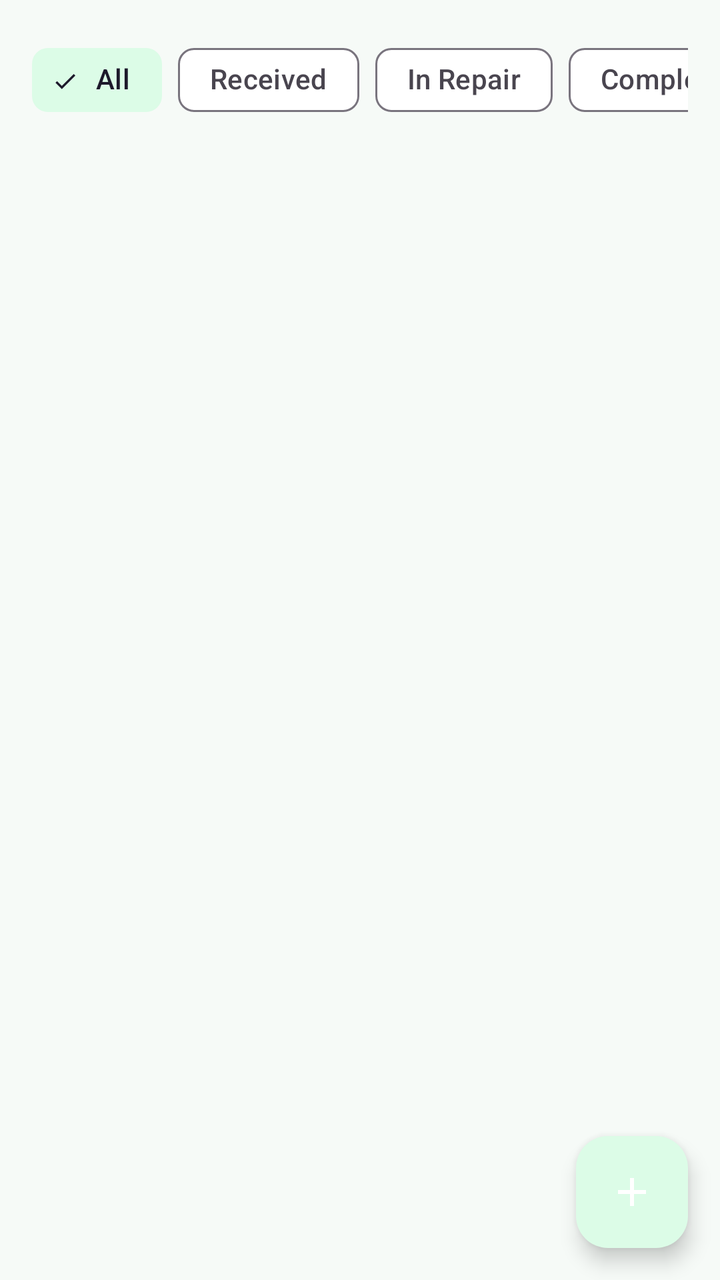
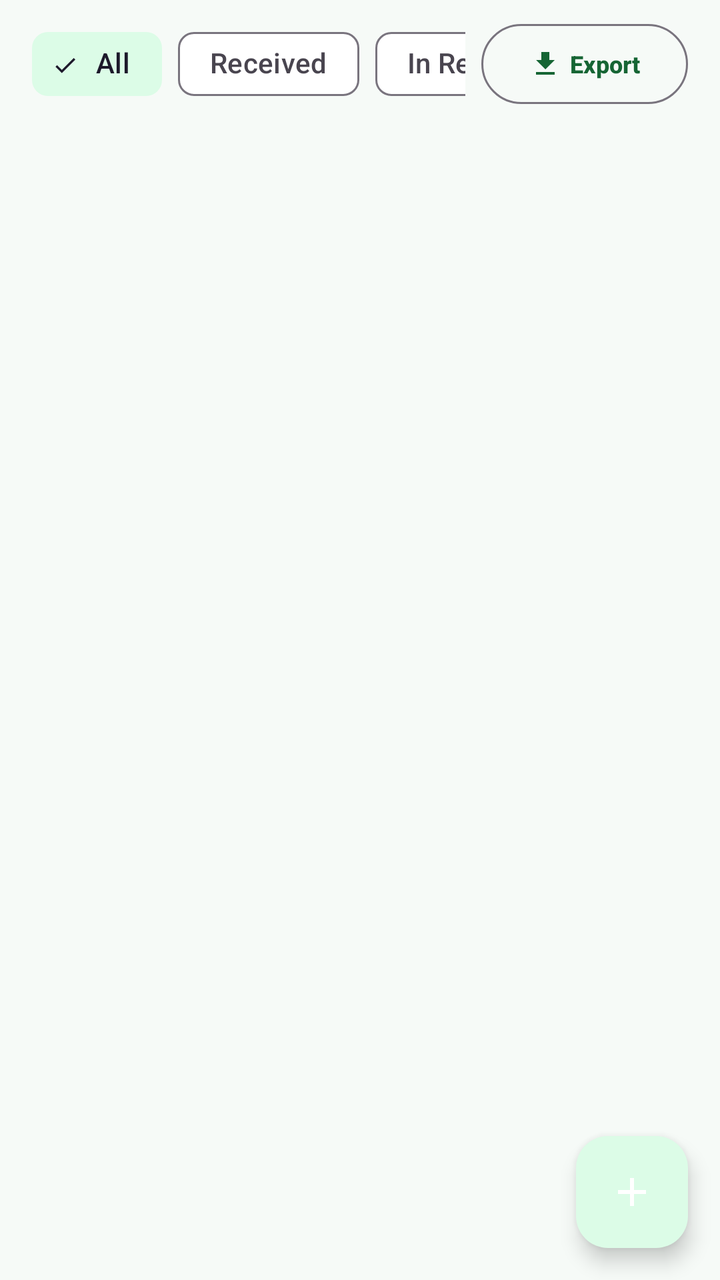

Compare the two renders of this Android layout. The source of the first and the diff that turns it into the second are given below.
<!-- AndroidManifest.xml: application theme Theme.MobileShopkeeper -->
<!-- res/layout/fragment_repairs.xml -->
<?xml version="1.0" encoding="utf-8"?>
<androidx.coordinatorlayout.widget.CoordinatorLayout xmlns:android="http://schemas.android.com/apk/res/android"
    xmlns:app="http://schemas.android.com/apk/res-auto"
    android:layout_width="match_parent" android:layout_height="match_parent">
    <LinearLayout android:layout_width="match_parent" android:layout_height="match_parent"
        android:orientation="vertical">
        <HorizontalScrollView android:layout_width="match_parent" android:layout_height="wrap_content"
            android:scrollbars="none" android:padding="16dp">
            <com.google.android.material.chip.ChipGroup android:id="@+id/chipGroupStatus"
                android:layout_width="wrap_content" android:layout_height="wrap_content"
                app:singleSelection="true">
                <com.google.android.material.chip.Chip android:id="@+id/chipAllRepairs"
                    style="@style/Widget.Material3.Chip.Filter" android:layout_width="wrap_content"
                    android:layout_height="wrap_content" android:text="All" android:checked="true"/>
                <com.google.android.material.chip.Chip android:id="@+id/chipReceived"
                    style="@style/Widget.Material3.Chip.Filter" android:layout_width="wrap_content"
                    android:layout_height="wrap_content" android:text="Received"/>
                <com.google.android.material.chip.Chip android:id="@+id/chipInRepair"
                    style="@style/Widget.Material3.Chip.Filter" android:layout_width="wrap_content"
                    android:layout_height="wrap_content" android:text="In Repair"/>
                <com.google.android.material.chip.Chip android:id="@+id/chipCompleted"
                    style="@style/Widget.Material3.Chip.Filter" android:layout_width="wrap_content"
                    android:layout_height="wrap_content" android:text="Completed"/>
                <com.google.android.material.chip.Chip android:id="@+id/chipDelivered"
                    style="@style/Widget.Material3.Chip.Filter" android:layout_width="wrap_content"
                    android:layout_height="wrap_content" android:text="Delivered"/>
            </com.google.android.material.chip.ChipGroup>
        </HorizontalScrollView>
        <androidx.recyclerview.widget.RecyclerView android:id="@+id/rvRepairs"
            android:layout_width="match_parent" android:layout_height="0dp"
            android:layout_weight="1" android:clipToPadding="false" android:padding="16dp"/>
    </LinearLayout>
    <com.google.android.material.floatingactionbutton.FloatingActionButton
        android:id="@+id/fabAddRepair" android:layout_width="wrap_content"
        android:layout_height="wrap_content" android:layout_gravity="bottom|end"
        android:layout_margin="16dp" android:contentDescription="New Repair"
        app:srcCompat="@drawable/ic_add" app:tint="@color/white"/>
</androidx.coordinatorlayout.widget.CoordinatorLayout>
<!-- resources referenced by this layout -->
<resources>
  <color name="white">#FFFFFF</color>
  <!-- drawable ic_add (drawable) -->
  <vector xmlns:android="http://schemas.android.com/apk/res/android" android:width="24dp" android:height="24dp" android:viewportWidth="24" android:viewportHeight="24"><path android:fillColor="#FFFFFF" android:pathData="M19,13h-6v6h-2v-6L5,13v-2h6L11,5h2v6h6v2z"/></vector>
  <style name="Theme.MobileShopkeeper" parent="Theme.Material3.Light.NoActionBar">
          <item name="colorPrimary">@color/green_800</item>
          <item name="colorOnPrimary">@color/white</item>
          <item name="colorPrimaryContainer">@color/green_100</item>
          <item name="colorOnPrimaryContainer">@color/green_900</item>
          <item name="colorSecondary">@color/green_600</item>
          <item name="colorOnSecondary">@color/white</item>
          <item name="colorSecondaryContainer">@color/green_100</item>
          <item name="colorSurface">@color/surface</item>
          <item name="colorOnSurface">@color/text_primary</item>
          <item name="android:colorBackground">@color/background_light</item>
          <item name="colorError">@color/error</item>
  
          <item name="android:statusBarColor">@color/green_900</item>
          <item name="android:navigationBarColor">@color/white</item>
          <item name="android:windowLightStatusBar">false</item>
  
          <item name="shapeAppearanceMediumComponent">@style/Shape.MobileShop.Medium</item>
          <item name="materialButtonStyle">@style/Widget.MobileShop.Button</item>
          <item name="textInputStyle">@style/Widget.MobileShop.TextInput</item>
      </style>
  <color name="green_800">#166534</color>
  <color name="green_100">#DCFCE7</color>
  <color name="green_900">#14532D</color>
  <color name="green_600">#16A34A</color>
  <color name="surface">#FFFFFF</color>
  <color name="text_primary">#1A2E22</color>
  <color name="background_light">#F6FAF7</color>
  <color name="error">#DC2626</color>
  <style name="Shape.MobileShop.Medium" parent="ShapeAppearance.Material3.MediumComponent">
          <item name="cornerSize">14dp</item>
      </style>
  <style name="Widget.MobileShop.Button" parent="Widget.Material3.Button">
          <item name="cornerRadius">14dp</item>
          <item name="android:textAllCaps">false</item>
          <item name="android:paddingTop">14dp</item>
          <item name="android:paddingBottom">14dp</item>
          <item name="android:textStyle">bold</item>
      </style>
  <style name="Widget.MobileShop.TextInput" parent="Widget.Material3.TextInputLayout.OutlinedBox">
          <item name="boxCornerRadiusTopStart">14dp</item>
          <item name="boxCornerRadiusTopEnd">14dp</item>
          <item name="boxCornerRadiusBottomStart">14dp</item>
          <item name="boxCornerRadiusBottomEnd">14dp</item>
          <item name="boxStrokeColor">@color/selector_input_stroke</item>
      </style>
</resources>

<!-- the commit's change to res/layout/fragment_repairs.xml (unified diff, before → after) -->
@@ -4,28 +4,51 @@
     android:layout_width="match_parent" android:layout_height="match_parent">
     <LinearLayout android:layout_width="match_parent" android:layout_height="match_parent"
         android:orientation="vertical">
-        <HorizontalScrollView android:layout_width="match_parent" android:layout_height="wrap_content"
-            android:scrollbars="none" android:padding="16dp">
-            <com.google.android.material.chip.ChipGroup android:id="@+id/chipGroupStatus"
-                android:layout_width="wrap_content" android:layout_height="wrap_content"
-                app:singleSelection="true">
-                <com.google.android.material.chip.Chip android:id="@+id/chipAllRepairs"
-                    style="@style/Widget.Material3.Chip.Filter" android:layout_width="wrap_content"
-                    android:layout_height="wrap_content" android:text="All" android:checked="true"/>
-                <com.google.android.material.chip.Chip android:id="@+id/chipReceived"
-                    style="@style/Widget.Material3.Chip.Filter" android:layout_width="wrap_content"
-                    android:layout_height="wrap_content" android:text="Received"/>
-                <com.google.android.material.chip.Chip android:id="@+id/chipInRepair"
-                    style="@style/Widget.Material3.Chip.Filter" android:layout_width="wrap_content"
-                    android:layout_height="wrap_content" android:text="In Repair"/>
-                <com.google.android.material.chip.Chip android:id="@+id/chipCompleted"
-                    style="@style/Widget.Material3.Chip.Filter" android:layout_width="wrap_content"
-                    android:layout_height="wrap_content" android:text="Completed"/>
-                <com.google.android.material.chip.Chip android:id="@+id/chipDelivered"
-                    style="@style/Widget.Material3.Chip.Filter" android:layout_width="wrap_content"
-                    android:layout_height="wrap_content" android:text="Delivered"/>
-            </com.google.android.material.chip.ChipGroup>
-        </HorizontalScrollView>
+        <LinearLayout
+            android:layout_width="match_parent"
+            android:layout_height="wrap_content"
+            android:orientation="horizontal"
+            android:gravity="center_vertical"
+            android:paddingHorizontal="16dp"
+            android:paddingTop="8dp">
+
+            <HorizontalScrollView
+                android:layout_width="0dp"
+                android:layout_height="wrap_content"
+                android:layout_weight="1"
+                android:scrollbars="none">
+                <com.google.android.material.chip.ChipGroup android:id="@+id/chipGroupStatus"
+                    android:layout_width="wrap_content" android:layout_height="wrap_content"
+                    app:singleSelection="true">
+                    <com.google.android.material.chip.Chip android:id="@+id/chipAllRepairs"
+                        style="@style/Widget.Material3.Chip.Filter" android:layout_width="wrap_content"
+                        android:layout_height="wrap_content" android:text="All" android:checked="true"/>
+                    <com.google.android.material.chip.Chip android:id="@+id/chipReceived"
+                        style="@style/Widget.Material3.Chip.Filter" android:layout_width="wrap_content"
+                        android:layout_height="wrap_content" android:text="Received"/>
+                    <com.google.android.material.chip.Chip android:id="@+id/chipInRepair"
+                        style="@style/Widget.Material3.Chip.Filter" android:layout_width="wrap_content"
+                        android:layout_height="wrap_content" android:text="In Repair"/>
+                    <com.google.android.material.chip.Chip android:id="@+id/chipCompleted"
+                        style="@style/Widget.Material3.Chip.Filter" android:layout_width="wrap_content"
+                        android:layout_height="wrap_content" android:text="Completed"/>
+                    <com.google.android.material.chip.Chip android:id="@+id/chipDelivered"
+                        style="@style/Widget.Material3.Chip.Filter" android:layout_width="wrap_content"
+                        android:layout_height="wrap_content" android:text="Delivered"/>
+                </com.google.android.material.chip.ChipGroup>
+            </HorizontalScrollView>
+
+            <com.google.android.material.button.MaterialButton
+                android:id="@+id/btnExportRepairs"
+                style="@style/Widget.Material3.Button.OutlinedButton"
+                android:layout_width="wrap_content"
+                android:layout_height="wrap_content"
+                android:layout_marginStart="8dp"
+                android:text="Export"
+                android:textSize="12sp"
+                app:icon="@drawable/ic_export"
+                app:iconSize="16dp"/>
+        </LinearLayout>
         <androidx.recyclerview.widget.RecyclerView android:id="@+id/rvRepairs"
             android:layout_width="match_parent" android:layout_height="0dp"
             android:layout_weight="1" android:clipToPadding="false" android:padding="16dp"/>
<!-- resource entries referenced after the edit -->
@@ -3,6 +3,16 @@
   <color name="white">#FFFFFF</color>
   <!-- drawable ic_add (drawable) -->
   <vector xmlns:android="http://schemas.android.com/apk/res/android" android:width="24dp" android:height="24dp" android:viewportWidth="24" android:viewportHeight="24"><path android:fillColor="#FFFFFF" android:pathData="M19,13h-6v6h-2v-6L5,13v-2h6L11,5h2v6h6v2z"/></vector>
+  <!-- drawable ic_export (drawable) -->
+  <vector xmlns:android="http://schemas.android.com/apk/res/android"
+      android:width="24dp"
+      android:height="24dp"
+      android:viewportWidth="24"
+      android:viewportHeight="24">
+    <path
+        android:fillColor="#FF000000"
+        android:pathData="M19,9h-4V3H9v6H5l7,7 7,-7zM5,18v2h14v-2H5z"/>
+  </vector>
   <style name="Theme.MobileShopkeeper" parent="Theme.Material3.Light.NoActionBar">
           <item name="colorPrimary">@color/green_800</item>
           <item name="colorOnPrimary">@color/white</item>
